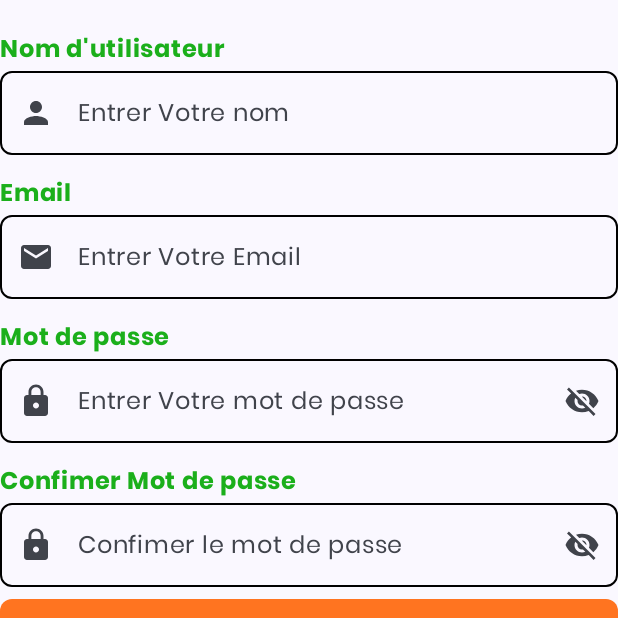
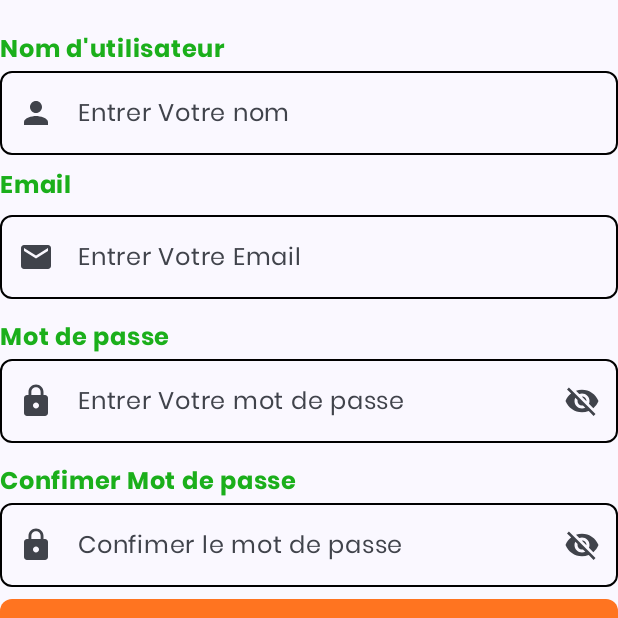
Before and after one commit to bravovaldes/Tryhard, an Android app built with Jetpack Compose: the composable Formulaire shown on its own in the app's theme, on a phone screen of 412 x 824 dp, the top half of it. Run offline under Robolectric (Android 15) with nearby library versions, the phone set to English and light mode, and no system bars; Roboto replaces fonts that are not available here.

Commit message:
FirebaseAuth en cours

```diff
--- a/app/src/main/java/uqac/dim/tryhardstart/MainActivity.kt
+++ b/app/src/main/java/uqac/dim/tryhardstart/MainActivity.kt
@@ -35,8 +35,8 @@ class MainActivity : ComponentActivity() {
                         }
                     ) {
                         //Place()
-                        Trajet()
-                        //InscriptionPage()
+                        //Trajet()
+                        InscriptionPage()
                         //Recherche()
                     }
                     //StartPage()
--- a/app/src/main/java/uqac/dim/tryhardstart/ui/screens/inscriptionPage/Formulaire.kt
+++ b/app/src/main/java/uqac/dim/tryhardstart/ui/screens/inscriptionPage/Formulaire.kt
@@ -98,12 +98,19 @@ fun Formulaire(signupViewModel: SignupViewModel= viewModel()){
             )
         }
         Column {
+            Row {
                 Text(
-                modifier = Modifier.offset(y=5.dp),
                     color = Green,
                     text = "Email",
                     fontFamily = poppins,
                     fontWeight = FontWeight.SemiBold)
+                Text(
+                    text =signupViewModel.emailError.value?:"",
+                    color = Color.Red,
+                    fontSize = 9.sp
+                )
+            }
+
             OutlinedTextField(
                 leadingIcon = {
                     Icon(
@@ -116,8 +123,11 @@ fun Formulaire(signupViewModel: SignupViewModel= viewModel()){
                 modifier = Modifier.fillMaxWidth(),
                 shape = RoundedCornerShape(8.dp),
 
-                value ="" ,
-                onValueChange ={},
+                value =signupViewModel.email.value ,
+                onValueChange ={
+                               signupViewModel.email.value = it
+                               signupViewModel.validateEmail()
+                },
                 colors = OutlinedTextFieldDefaults.colors(
                     unfocusedBorderColor = Color.Black
 
@@ -175,11 +185,22 @@ fun Formulaire(signupViewModel: SignupViewModel= viewModel()){
             )
         }
         Column {
+            Row(
+                modifier = Modifier.offset(y=5.dp),
+                horizontalArrangement = Arrangement.spacedBy(1.dp),
+                verticalAlignment = Alignment.CenterVertically
+            ) {
                 Text(
-                modifier = Modifier.offset(y=5.dp),
                     text = "Confimer Mot de passe",
                     color = Green, fontFamily = poppins,
                     fontWeight = FontWeight.SemiBold)
+                Text(
+                    text = signupViewModel.confirmPasswordError.value?:"",
+                    color = Color.Red,
+                    fontSize = 11.sp
+                    )
+            }
+
             OutlinedTextField(
                 leadingIcon = {
                     Icon(
@@ -197,8 +218,11 @@ fun Formulaire(signupViewModel: SignupViewModel= viewModel()){
                 modifier = Modifier.fillMaxWidth(),
                 shape = RoundedCornerShape(8.dp),
 
-                value ="" ,
-                onValueChange ={},
+                value =signupViewModel.confirmPassword.value,
+                onValueChange ={
+                               signupViewModel.confirmPassword.value = it
+                               signupViewModel.confirmPassword()
+                },
                 colors = OutlinedTextFieldDefaults.colors(
                     unfocusedBorderColor = Color.Black
 
```
Also changed, not shown: app/src/main/java/uqac/dim/tryhardstart/viewmodel/LoginViewmodel.kt (+13 -1 lines). Lines whose indentation alone changed are shown as unchanged.
